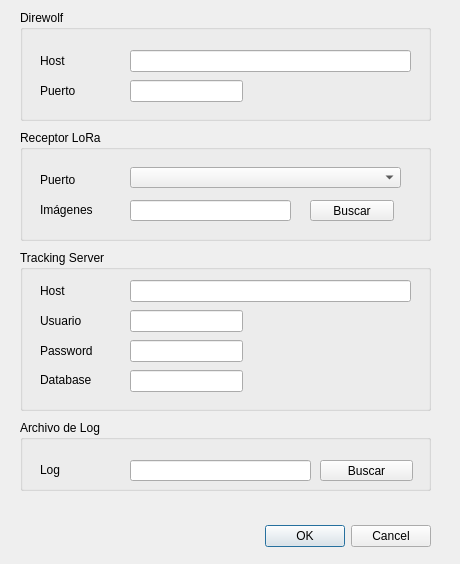
Above: config.ui from ladecadence/ASHAB-Telemetry before the change. Below: the same form after it.
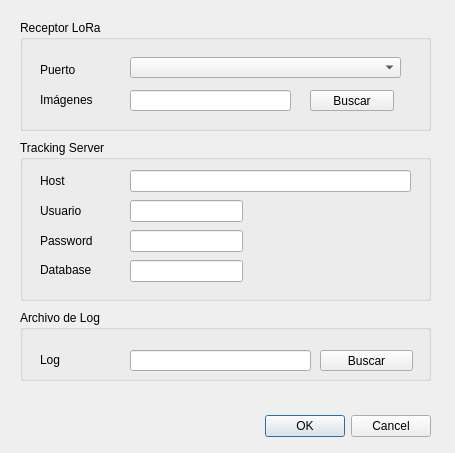
That is the form after the change.

```diff
--- a/config.ui
+++ b/config.ui
@@ -6,8 +6,8 @@
    <rect>
     <x>0</x>
     <y>0</y>
-    <width>460</width>
-    <height>564</height>
+    <width>455</width>
+    <height>453</height>
    </rect>
   </property>
   <property name="windowTitle">
@@ -17,7 +17,7 @@
    <property name="geometry">
     <rect>
      <x>20</x>
-     <y>520</y>
+     <y>410</y>
      <width>411</width>
      <height>32</height>
     </rect>
@@ -33,7 +33,7 @@
    <property name="geometry">
     <rect>
      <x>20</x>
-     <y>250</y>
+     <y>140</y>
      <width>411</width>
      <height>161</height>
     </rect>
@@ -140,70 +140,11 @@
     </property>
    </widget>
   </widget>
-  <widget class="QGroupBox" name="groupBox">
-   <property name="geometry">
-    <rect>
-     <x>20</x>
-     <y>10</y>
-     <width>411</width>
-     <height>111</height>
-    </rect>
-   </property>
-   <property name="title">
-    <string>Direwolf</string>
-   </property>
-   <widget class="QLabel" name="label">
-    <property name="geometry">
-     <rect>
-      <x>20</x>
-      <y>40</y>
-      <width>59</width>
-      <height>21</height>
-     </rect>
-    </property>
-    <property name="text">
-     <string>Host</string>
-    </property>
-   </widget>
-   <widget class="QLineEdit" name="direwolfHostEdit">
-    <property name="geometry">
-     <rect>
-      <x>110</x>
-      <y>40</y>
-      <width>281</width>
-      <height>22</height>
-     </rect>
-    </property>
-   </widget>
-   <widget class="QLineEdit" name="direwolfPortEdit">
-    <property name="geometry">
-     <rect>
-      <x>110</x>
-      <y>70</y>
-      <width>113</width>
-      <height>22</height>
-     </rect>
-    </property>
-   </widget>
-   <widget class="QLabel" name="label_2">
-    <property name="geometry">
-     <rect>
-      <x>20</x>
-      <y>70</y>
-      <width>59</width>
-      <height>21</height>
-     </rect>
-    </property>
-    <property name="text">
-     <string>Puerto</string>
-    </property>
-   </widget>
-  </widget>
   <widget class="QGroupBox" name="groupBox_3">
    <property name="geometry">
     <rect>
      <x>20</x>
-     <y>420</y>
+     <y>310</y>
      <width>411</width>
      <height>71</height>
     </rect>
@@ -252,7 +193,7 @@
    <property name="geometry">
     <rect>
      <x>20</x>
-     <y>130</y>
+     <y>20</y>
      <width>411</width>
      <height>111</height>
     </rect>
```
